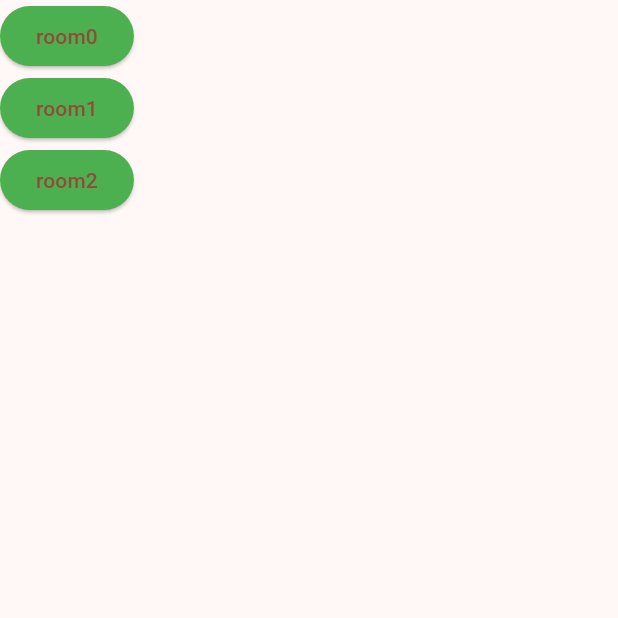
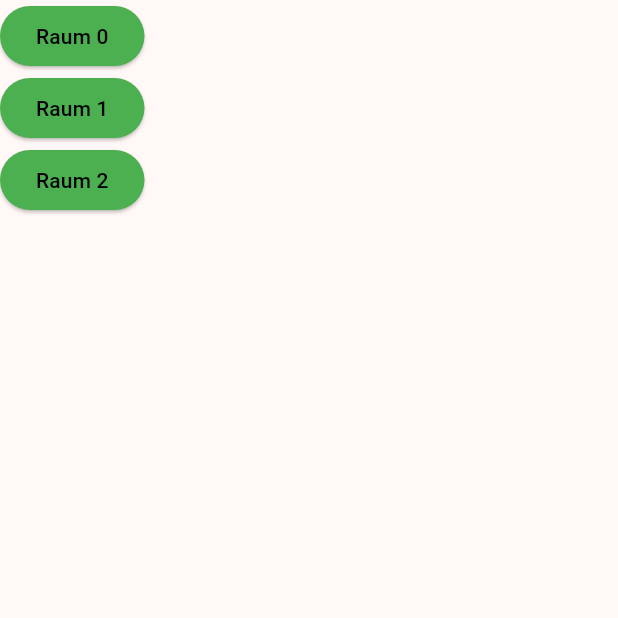
Before and after one commit to jirach08/flutter_test_application, a Flutter app: the screen it shows after launch, on a phone screen of 412 x 824 dp, the top half of it. Run offline on Flutter 3.47's test engine with Material 3 defaults, Android fonts, the phone set to English and light mode, and no system bars.

Commit message:
change text color

```diff
--- a/lib/main.dart
+++ b/lib/main.dart
@@ -1,4 +1,3 @@
-import 'package:english_words/english_words.dart';
 import 'package:flutter/material.dart';
 import 'package:provider/provider.dart';
 
@@ -50,7 +49,7 @@ class MyRoomState{
 }
 
 class MyRoomStatesNotifier extends ChangeNotifier {
-  var rooms = [for (int i in [0,1,2]) MyRoomState(i, "room$i")];
+  var rooms = [for (int i in [0,1,2]) MyRoomState(i, "Raum $i")];
   void toggle(int i) {
     rooms[i].toggle();
     notifyListeners();
@@ -73,6 +72,7 @@ class MyHomePage extends StatelessWidget {
               },
               style: ButtonStyle(
                 backgroundColor:  MaterialStateProperty.all<Color>(room.color),
+                foregroundColor: MaterialStateProperty.all<Color>(Colors.black),
               ),
             ),
           ],
```
